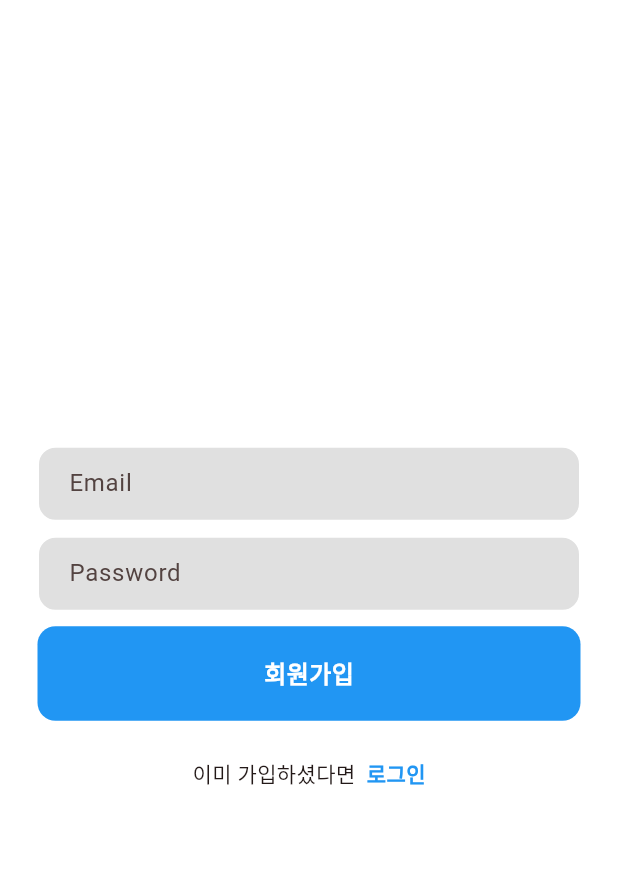
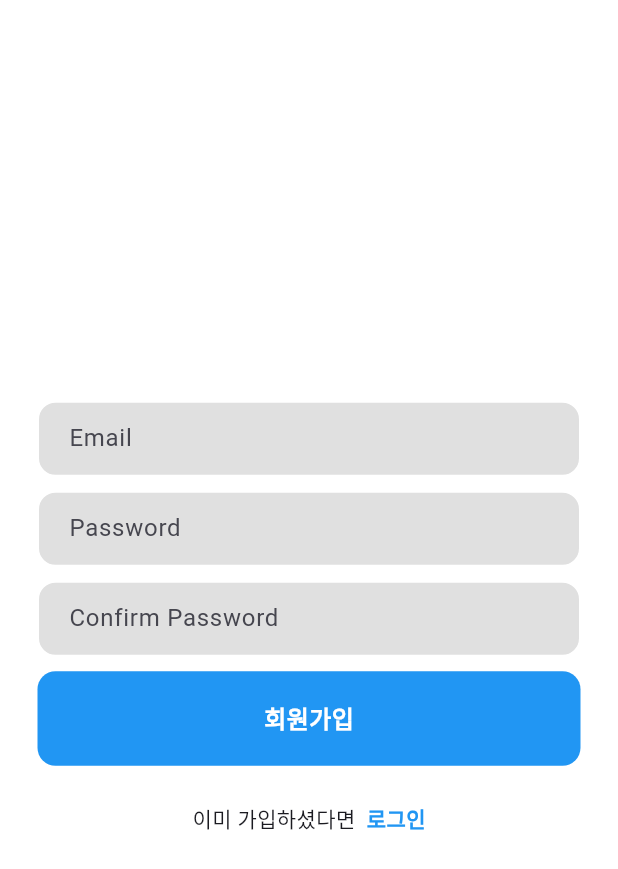
Before and after one commit to kanggo1111/hair_designer_sales_manage2, a Flutter app: the screen it shows after launch, after a tap on "회원가입", on a phone screen of 412 x 824 dp. Shown: the top 869 px of the screen. Run offline on Flutter 3.47's test engine with Material 3 defaults, Android fonts, the phone set to English and light mode, and no system bars; our stand-ins replace cloud_firestore, currency_text_input_formatter, firebase_auth, firebase_core, get; missing offline and left inert: back_button_interceptor; accounts and stored records are empty.

Commit message:
[devel] fix to get default color theme
Deatails:
fix to get default color theme

```diff
--- a/lib/main.dart
+++ b/lib/main.dart
@@ -5,7 +5,6 @@ import 'package:hair_designer_sales_manage2/controller/settings_controller.dart'
 import 'package:hair_designer_sales_manage2/firebase_options.dart';
 import 'package:get/get.dart';
 import 'package:hair_designer_sales_manage2/view/login.dart';
-import 'package:hair_designer_sales_manage2/view/settings.dart';
 
 void main() async {
   WidgetsFlutterBinding.ensureInitialized();
@@ -24,23 +23,18 @@ class MyApp extends StatelessWidget {
   // This widget is the root of your application.
   @override
   Widget build(BuildContext context) {
-
-    return GetBuilder<SettingsController>(
-      builder: (_) {
+    return GetBuilder<SettingsController>(builder: (_) {
       return GetMaterialApp(
         title: 'Hair_designer_sales_manage',
         theme: ThemeData(
           // colorScheme: ColorScheme.fromSeed(seedColor: Colors.green),
           colorScheme: ColorScheme.fromSeed(
-                seedColor: settingsController.settings.color != null
-                    ? settingsController
-                        .getColor(settingsController.settings.color!)
-                    : Colors.red),
+              seedColor: settingsController
+                  .getColor(settingsController.settings.color!)),
           useMaterial3: true,
         ),
         home: Login(),
       );
-      }
-    );
+    });
   }
 }
--- a/lib/model/my_settings.dart
+++ b/lib/model/my_settings.dart
@@ -2,12 +2,17 @@
 
 class MySettings {
   MySettings({
-      String? color,}){
+      String? color = 'indigoAccent',}){
     _color = color;
 }
 
   MySettings.fromJson(dynamic json) {
     _color = json['color'];
+
+    // TODO: check has key
+    // if ((json as Map<String, dynamic>).containsKey('color') == true) {
+    //   _color = json['color'];
+    // }
   }
   String? _color;
 
--- a/lib/view/signup.dart
+++ b/lib/view/signup.dart
@@ -1,6 +1,7 @@
 import 'package:flutter/material.dart';
 import 'package:get/get.dart';
 import 'package:hair_designer_sales_manage2/controller/auth_controller.dart';
+import 'package:hair_designer_sales_manage2/util.dart';
 
 class SignUp extends StatelessWidget {
   const SignUp({Key? key}) : super(key: key);
@@ -9,6 +10,7 @@ class SignUp extends StatelessWidget {
   Widget build(BuildContext context) {
     var emailController = TextEditingController();
     var passwordController = TextEditingController();
+    var confirmPasswordController = TextEditingController();
 
     return GestureDetector(
       onTap: () {
@@ -63,11 +65,39 @@ class SignUp extends StatelessWidget {
                   SizedBox(
                     height: 10,
                   ),
+                  Padding(
+                    padding: const EdgeInsets.symmetric(horizontal: 25.0),
+                    child: Container(
+                      decoration: BoxDecoration(
+                          color: Colors.grey[300],
+                          border: Border.all(color: Colors.white),
+                          borderRadius: BorderRadius.circular(12)),
+                      child: Padding(
+                        padding: const EdgeInsets.only(left: 20.0),
+                        child: TextField(
+                          controller: confirmPasswordController,
+                          obscureText: true,
+                          decoration: InputDecoration(
+                              border: InputBorder.none, hintText: 'Confirm Password'),
+                        ),
+                      ),
+                    ),
+                  ),
+                  SizedBox(
+                    height: 10,
+                  ),
                   GestureDetector(
                     onTap: () {
-                      AuthController.instance.register(
-                          emailController.text.trim(),
-                          passwordController.text.trim());
+                      print(passwordController.text.trim());
+                      print(confirmPasswordController.text.trim());
+                      if(passwordController.text.trim() != confirmPasswordController.text.trim()){
+                        showSnackBar('error', '비밀번호 불일치', '비밀번호가 일치하지 않습니다. 다시 확인해주세요.');
+                      }
+                      else {
+                        AuthController.instance.register(
+                            emailController.text.trim(),
+                            passwordController.text.trim());
+                      }
                     },
                     child: Container(
                       child: Padding(
```
Also changed, not shown: 1 other file. Lines whose indentation alone changed are shown as unchanged.
